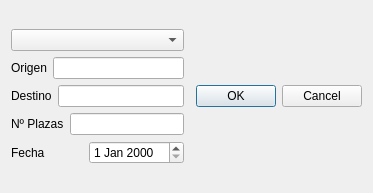
Above: source/dialognego.ui from hugo19941994/ViajeFacil before the change. Below: the same form after it.
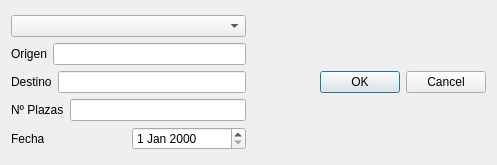
That is the form after the change.

```diff
--- a/source/dialognego.ui
+++ b/source/dialognego.ui
@@ -6,8 +6,8 @@
    <rect>
     <x>0</x>
     <y>0</y>
-    <width>373</width>
-    <height>193</height>
+    <width>497</width>
+    <height>165</height>
    </rect>
   </property>
   <property name="windowTitle">
```
